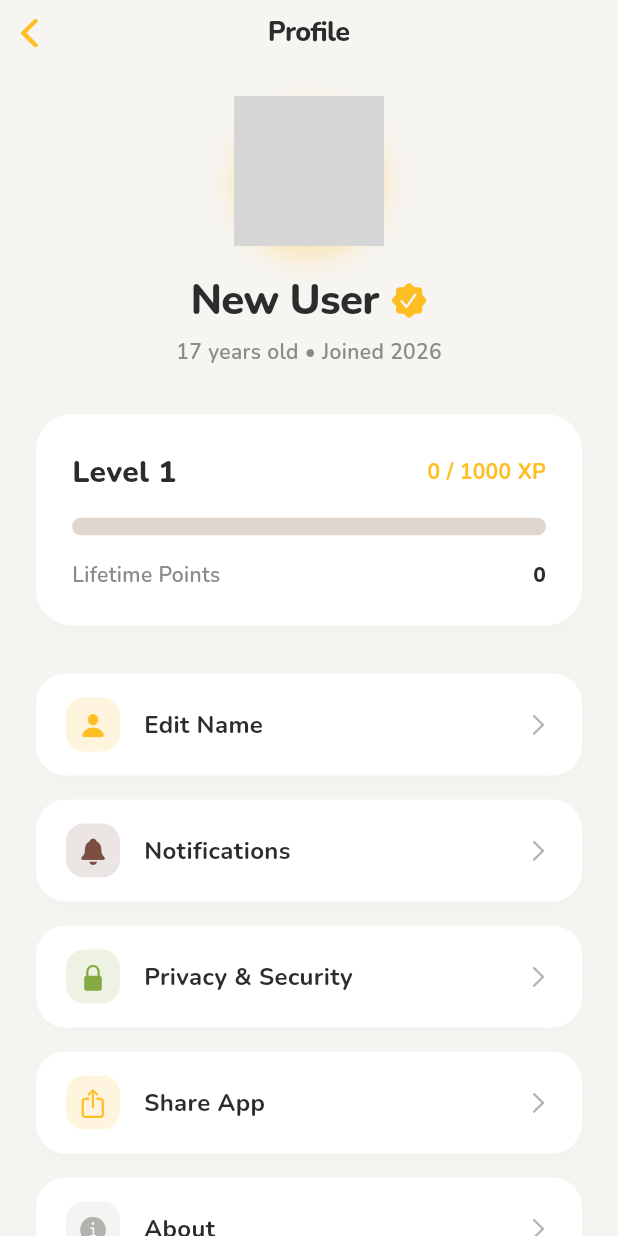
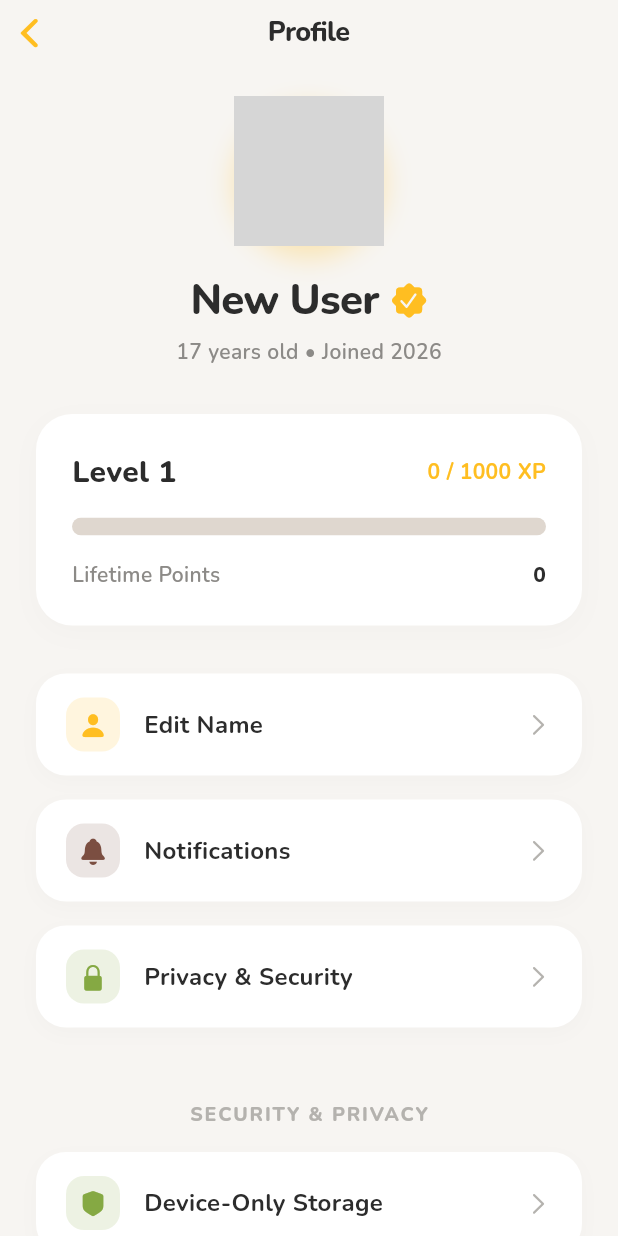
Before and after one commit to 123yptb/daily-routine, a Flutter app: the ProfileScreen screen opened directly, on a phone screen of 412 x 824 dp. Run offline on Flutter 3.47's test engine with Material 3 defaults, Android fonts, the phone set to English and light mode, and no system bars; our stand-ins replace confetti, fl_chart, flutter_animate, flutter_local_notifications, flutter_rating_bar, flutter_riverpod and 6 more; accounts and stored records are empty; network calls fail; grey boxes are pictures that could not be loaded.

Commit message:
Added Security & Offline features for users

```diff
--- a/lib/screens/profile_screen.dart
+++ b/lib/screens/profile_screen.dart
@@ -268,6 +268,35 @@ class _ProfileScreenState extends ConsumerState<ProfileScreen> {
                 onTap: () {},
               ),
               const SizedBox(height: 16),
+              const SizedBox(height: 32),
+              Text(
+                'SECURITY & PRIVACY',
+                style: GoogleFonts.nunito(
+                  fontSize: 13,
+                  fontWeight: FontWeight.w800,
+                  color: AppTheme.textMuted,
+                  letterSpacing: 1.2,
+                ),
+              ),
+              const SizedBox(height: 16),
+              _buildSettingRow(
+                icon: CupertinoIcons.shield_fill,
+                color: AppTheme.accentGreen,
+                title: 'Device-Only Storage',
+                onTap: () {
+                  _showSecurityInfo(context);
+                },
+              ),
+              const SizedBox(height: 16),
+              _buildSettingRow(
+                icon: CupertinoIcons.wifi_slash,
+                color: AppTheme.accentYellow,
+                title: 'Works 100% Offline',
+                onTap: () {
+                   _showOfflineInfo(context);
+                },
+              ),
+              const SizedBox(height: 16),
               _buildSettingRow(
                 icon: CupertinoIcons.share,
                 color: AppTheme.accentCyan,
@@ -395,4 +424,40 @@ class _ProfileScreenState extends ConsumerState<ProfileScreen> {
       },
     );
   }
+
+  void _showSecurityInfo(BuildContext context) {
+    showCupertinoDialog(
+      context: context,
+      builder: (context) => CupertinoAlertDialog(
+        title: const Text('Privacy First'),
+        content: const Text(
+          'Your data never leaves this device. We do not use cloud servers, meaning your journals and habits are 100% private to you.',
+        ),
+        actions: [
+          CupertinoDialogAction(
+            child: const Text('Got it'),
+            onPressed: () => Navigator.pop(context),
+          ),
+        ],
+      ),
+    );
+  }
+
+  void _showOfflineInfo(BuildContext context) {
+    showCupertinoDialog(
+      context: context,
+      builder: (context) => CupertinoAlertDialog(
+        title: const Text('Offline Ready'),
+        content: const Text(
+          'Routine tracker BY YBG is designed to work anywhere. You don\'t need an internet connection to track your day or write your journal.',
+        ),
+        actions: [
+          CupertinoDialogAction(
+            child: const Text('Perfect'),
+            onPressed: () => Navigator.pop(context),
+          ),
+        ],
+      ),
+    );
+  }
 }
```
Also changed, not shown: 1 other file.
